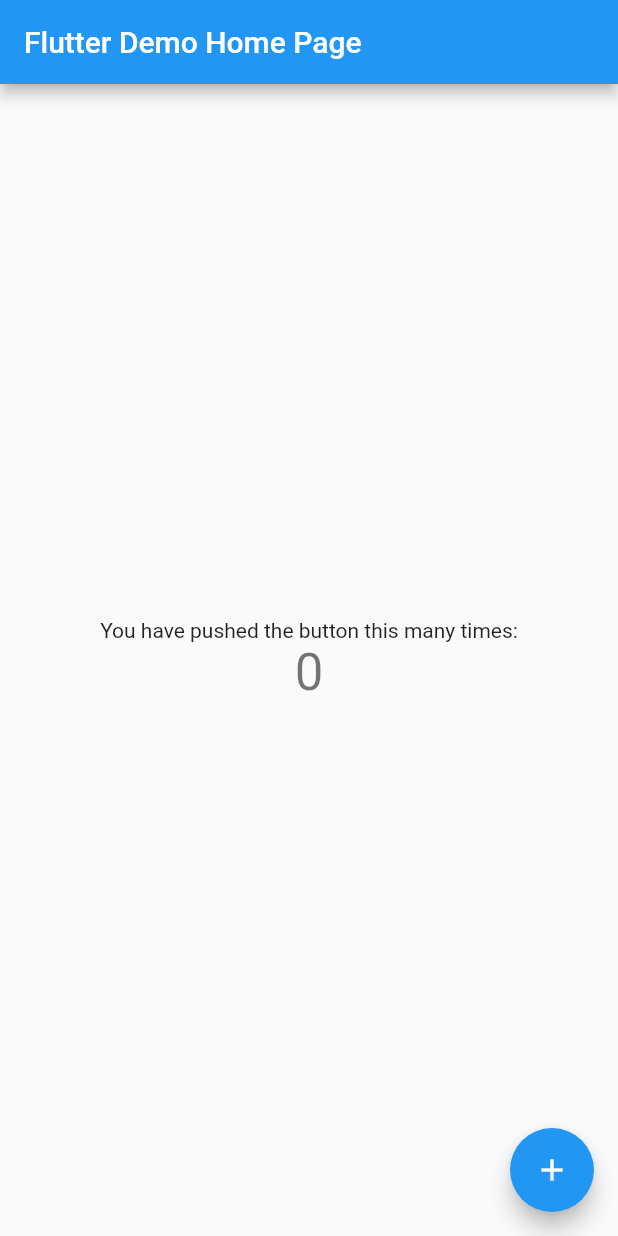
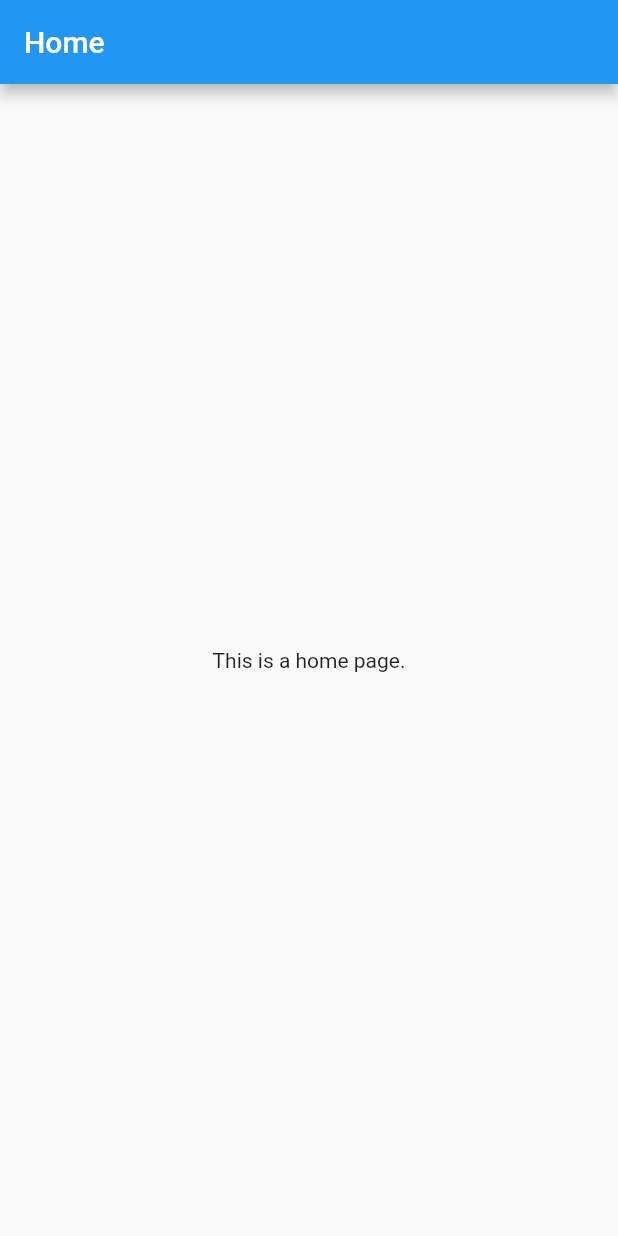
Before and after one commit to derekcoder/CodeReviewDemo, a Flutter app: the screen it shows after launch, on a phone screen of 412 x 824 dp. Run offline on Flutter 3.47's test engine with Material 2 defaults, Android fonts, the phone set to English and light mode, and no system bars.

Commit message:
Add home page

```diff
--- /dev/null
+++ b/lib/home_page.dart
@@ -0,0 +1,20 @@
+import 'package:flutter/material.dart';
+
+class HomePage extends StatefulWidget {
+  @override
+  _HomePageState createState() => _HomePageState();
+}
+
+class _HomePageState extends State<HomePage> {
+  @override
+  Widget build(BuildContext context) {
+    return Scaffold(
+      appBar: AppBar(
+        title: Text("Home"),
+      ),
+      body: Center(
+        child: Text("This is a home page."),
+      ),
+    );
+  }
+}
--- a/lib/main.dart
+++ b/lib/main.dart
@@ -1,111 +1,17 @@
+import 'package:code_review_demo/home_page.dart';
 import 'package:flutter/material.dart';
 
 void main() => runApp(MyApp());
 
 class MyApp extends StatelessWidget {
-  // This widget is the root of your application.
   @override
   Widget build(BuildContext context) {
     return MaterialApp(
       title: 'Flutter Demo',
       theme: ThemeData(
-        // This is the theme of your application.
-        //
-        // Try running your application with "flutter run". You'll see the
-        // application has a blue toolbar. Then, without quitting the app, try
-        // changing the primarySwatch below to Colors.green and then invoke
-        // "hot reload" (press "r" in the console where you ran "flutter run",
-        // or simply save your changes to "hot reload" in a Flutter IDE).
-        // Notice that the counter didn't reset back to zero; the application
-        // is not restarted.
         primarySwatch: Colors.blue,
       ),
-      home: MyHomePage(title: 'Flutter Demo Home Page'),
+      home: HomePage(),
     );
   }
 }
-
-class MyHomePage extends StatefulWidget {
-  MyHomePage({Key key, this.title}) : super(key: key);
-
-  // This widget is the home page of your application. It is stateful, meaning
-  // that it has a State object (defined below) that contains fields that affect
-  // how it looks.
-
-  // This class is the configuration for the state. It holds the values (in this
-  // case the title) provided by the parent (in this case the App widget) and
-  // used by the build method of the State. Fields in a Widget subclass are
-  // always marked "final".
-
-  final String title;
-
-  @override
-  _MyHomePageState createState() => _MyHomePageState();
-}
-
-class _MyHomePageState extends State<MyHomePage> {
-  int _counter = 0;
-
-  void _incrementCounter() {
-    setState(() {
-      // This call to setState tells the Flutter framework that something has
-      // changed in this State, which causes it to rerun the build method below
-      // so that the display can reflect the updated values. If we changed
-      // _counter without calling setState(), then the build method would not be
-      // called again, and so nothing would appear to happen.
-      _counter++;
-    });
-  }
-
-  @override
-  Widget build(BuildContext context) {
-    // This method is rerun every time setState is called, for instance as done
-    // by the _incrementCounter method above.
-    //
-    // The Flutter framework has been optimized to make rerunning build methods
-    // fast, so that you can just rebuild anything that needs updating rather
-    // than having to individually change instances of widgets.
-    return Scaffold(
-      appBar: AppBar(
-        // Here we take the value from the MyHomePage object that was created by
-        // the App.build method, and use it to set our appbar title.
-        title: Text(widget.title),
-      ),
-      body: Center(
-        // Center is a layout widget. It takes a single child and positions it
-        // in the middle of the parent.
-        child: Column(
-          // Column is also a layout widget. It takes a list of children and
-          // arranges them vertically. By default, it sizes itself to fit its
-          // children horizontally, and tries to be as tall as its parent.
-          //
-          // Invoke "debug painting" (press "p" in the console, choose the
-          // "Toggle Debug Paint" action from the Flutter Inspector in Android
-          // Studio, or the "Toggle Debug Paint" command in Visual Studio Code)
-          // to see the wireframe for each widget.
-          //
-          // Column has various properties to control how it sizes itself and
-          // how it positions its children. Here we use mainAxisAlignment to
-          // center the children vertically; the main axis here is the vertical
-          // axis because Columns are vertical (the cross axis would be
-          // horizontal).
-          mainAxisAlignment: MainAxisAlignment.center,
-          children: <Widget>[
-            Text(
-              'You have pushed the button this many times:',
-            ),
-            Text(
-              '$_counter',
-              style: Theme.of(context).textTheme.headline4,
-            ),
-          ],
-        ),
-      ),
-      floatingActionButton: FloatingActionButton(
-        onPressed: _incrementCounter,
-        tooltip: 'Increment',
-        child: Icon(Icons.add),
-      ), // This trailing comma makes auto-formatting nicer for build methods.
-    );
-  }
-}
```
